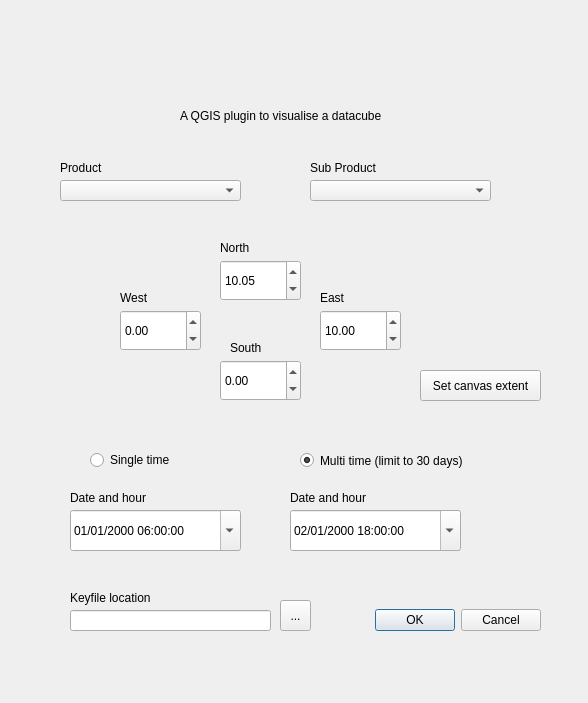
Before: the Qt Designer form assimila_datacube_dialog_base.ui in JennyL5/assimila_datacube_plugin2, drawn with Qt 5.
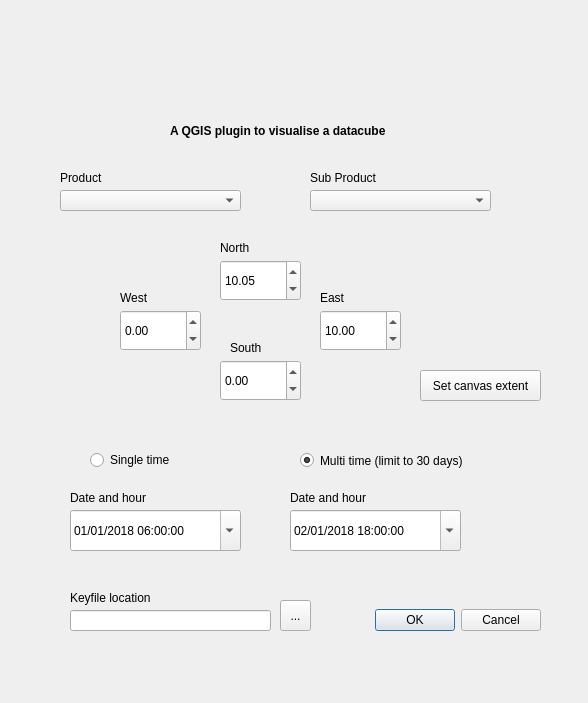
After: the same form once the commit is applied. Icons and pictures are not drawn.

Diff of the .ui file:
```diff
--- a/assimila_datacube_dialog_base.ui
+++ b/assimila_datacube_dialog_base.ui
@@ -33,7 +33,7 @@
    <property name="geometry">
     <rect>
      <x>60</x>
-     <y>160</y>
+     <y>170</y>
      <width>55</width>
      <height>16</height>
     </rect>
@@ -46,7 +46,7 @@
    <property name="geometry">
     <rect>
      <x>310</x>
-     <y>160</y>
+     <y>170</y>
      <width>91</width>
      <height>16</height>
     </rect>
@@ -95,7 +95,7 @@
    <property name="geometry">
     <rect>
      <x>60</x>
-     <y>180</y>
+     <y>190</y>
      <width>181</width>
      <height>21</height>
     </rect>
@@ -117,7 +117,7 @@
    <property name="geometry">
     <rect>
      <x>310</x>
-     <y>180</y>
+     <y>190</y>
      <width>181</width>
      <height>21</height>
     </rect>
@@ -202,7 +202,7 @@
      <hour>6</hour>
      <minute>0</minute>
      <second>0</second>
-     <year>2000</year>
+     <year>2018</year>
      <month>1</month>
      <day>1</day>
     </datetime>
@@ -376,7 +376,7 @@
      <hour>18</hour>
      <minute>0</minute>
      <second>0</second>
-     <year>2000</year>
+     <year>2018</year>
      <month>1</month>
      <day>2</day>
     </datetime>
@@ -414,10 +414,10 @@
   <widget class="QLabel" name="label_9">
    <property name="geometry">
     <rect>
-     <x>70</x>
+     <x>80</x>
      <y>30</y>
-     <width>391</width>
-     <height>91</height>
+     <width>401</width>
+     <height>101</height>
     </rect>
    </property>
    <property name="text">
@@ -433,12 +433,19 @@
   <widget class="QLabel" name="Description">
    <property name="geometry">
     <rect>
-     <x>180</x>
-     <y>100</y>
-     <width>221</width>
-     <height>31</height>
+     <x>170</x>
+     <y>110</y>
+     <width>291</width>
+     <height>41</height>
     </rect>
    </property>
+   <property name="font">
+    <font>
+     <pointsize>9</pointsize>
+     <weight>75</weight>
+     <bold>true</bold>
+    </font>
+   </property>
    <property name="text">
     <string>A QGIS plugin to visualise a datacube</string>
    </property>
```
Left out of the diff: 6 changed lines with no effect on the pictures.
